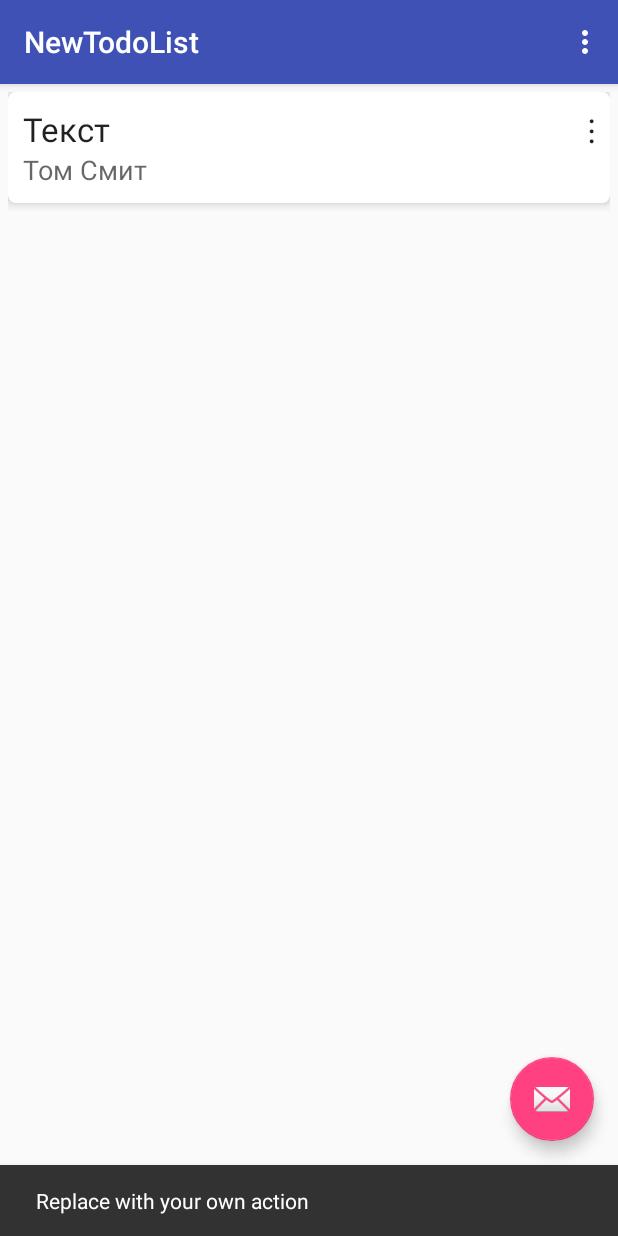
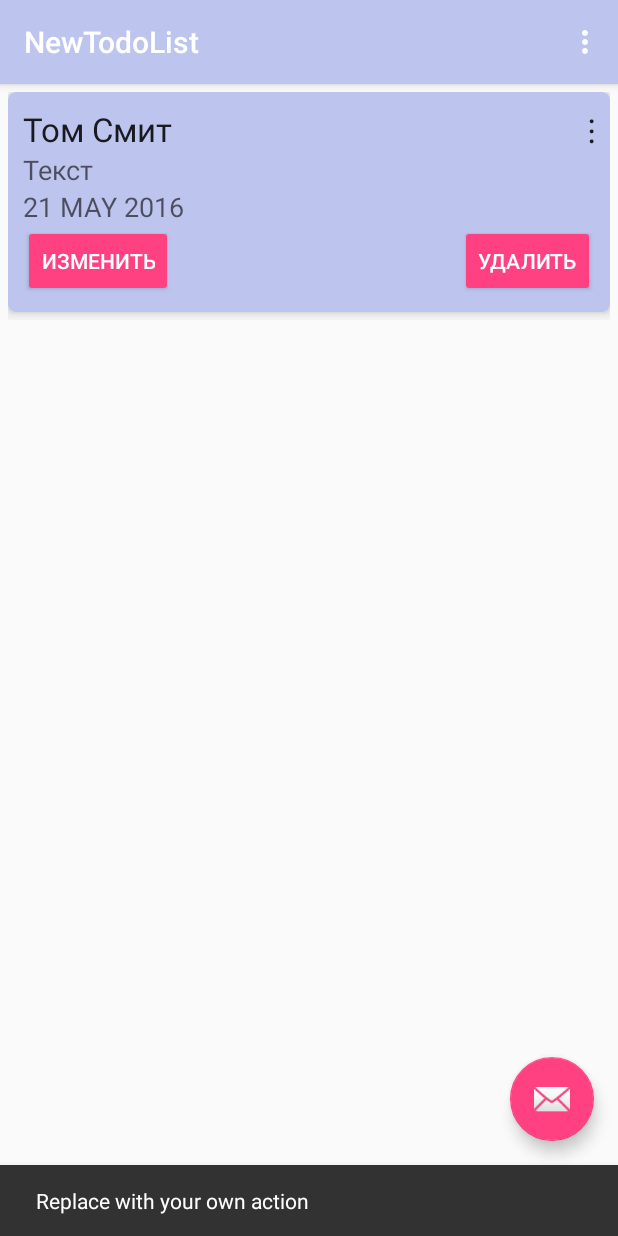
Before and after one commit to ultimatum424/NewTodoList, an Android app: the screen it shows after launch (MainActivity), after a tap on an icon or button, on a phone screen of 412 x 824 dp. Run offline under Robolectric (Android 15) with nearby library versions, the phone set to English and light mode, and no system bars; 1 other tap on this screen came first.

Commit message:
Add second CardView and sorting with SQL

```diff
--- a/app/src/main/java/com/example/ultim/newtodolist/DataBase/DatabaseAdapter.java
+++ b/app/src/main/java/com/example/ultim/newtodolist/DataBase/DatabaseAdapter.java
@@ -33,9 +33,13 @@ public class DatabaseAdapter {
     }
 
     private Cursor getAllEntries(){
+        String orderBy =  DatabaseHelper.COLUMN_IS_DONE + " DESC, " + DatabaseHelper.COLUMN_PRIORITY + " DESC, "
+                + DatabaseHelper.COLUMN_DATE + " DESC";
+
         String[] columns = new String[] {DatabaseHelper.COLUMN_ID, DatabaseHelper.COLUMN_TITLE, DatabaseHelper.COLUMN_TEXT,
                 DatabaseHelper.COLUMN_DATE, DatabaseHelper.COLUMN_PRIORITY, DatabaseHelper.COLUMN_IS_DONE};
-        return database.query(DatabaseHelper.TABLE, columns, null, null, null, null, null);
+
+        return database.query(DatabaseHelper.TABLE, columns, null, null, null, null, orderBy);
     }
 
     public List<TodoTask> getTodoTasks(){
--- a/app/src/main/java/com/example/ultim/newtodolist/MainActivity.java
+++ b/app/src/main/java/com/example/ultim/newtodolist/MainActivity.java
@@ -71,8 +71,8 @@ public class MainActivity extends AppCompatActivity {
 
         DatabaseAdapter adapter = new DatabaseAdapter(this);
         adapter.open();
-        //adapter.insert(new TodoTask(0, "Заголовок", "Текса", 21052016, "Высокий", 1));
-        adapter.delete(5);
+        //adapter.insert(new TodoTask(0, "Заголовок", "Текса", 21052016, "Высокий", 0));
+        //adapter.delete(5);
         List<TodoTask> mTasks = adapter.getTodoTasks();
         adapter.close();
         mAdapter = new RecyclerAdapter(mTasks, this);
--- a/app/src/main/java/com/example/ultim/newtodolist/RecyclerAdapter.java
+++ b/app/src/main/java/com/example/ultim/newtodolist/RecyclerAdapter.java
@@ -1,66 +1,107 @@
 package com.example.ultim.newtodolist;
 
 import android.content.Context;
+import android.support.v7.widget.CardView;
 import android.support.v7.widget.PopupMenu;
 import android.support.v7.widget.RecyclerView;
 import android.view.LayoutInflater;
 import android.view.MenuItem;
 import android.view.View;
 import android.view.ViewGroup;
+import android.widget.Button;
 import android.widget.TextView;
 
 import com.example.ultim.newtodolist.DataBase.TodoTask;
 
-import java.util.ArrayList;
 import java.util.List;
 
 /**
  * Created by Ultim on 14.04.2017.
  */
 
-public class RecyclerAdapter extends RecyclerView.Adapter<RecyclerAdapter.ViewHolder>{
+public class RecyclerAdapter extends RecyclerView.Adapter{
     private List<TodoTask> mListTask;
     private Context mContext;
+    private int mSelectPosition;
 
-    public static class ViewHolder extends RecyclerView.ViewHolder {
+    public RecyclerAdapter(List<TodoTask> mListTask, Context mContext) {
+        this.mListTask = mListTask;
+        this.mContext = mContext;
+        mSelectPosition = -1;
+    }
+
+    public static class ViewHolder1 extends RecyclerView.ViewHolder {
         TextView mTextText;
         TextView mTextTitle;
         TextView buttonViewOption;
+        CardView cardView1;
 
-
-        public ViewHolder(View itemView) {
+        public ViewHolder1(View itemView) {
             super(itemView);
             mTextText = (TextView) itemView.findViewById(R.id.info_text);
             mTextTitle = (TextView) itemView.findViewById(R.id.title_text);
             buttonViewOption = (TextView) itemView.findViewById(R.id.textViewOptions);
+            cardView1 = (CardView)itemView.findViewById(R.id.card_view);
         }
     }
 
-    public RecyclerAdapter(List<TodoTask> listAdapter, Context mContext)
-    {
-        mListTask = listAdapter;
-        this.mContext = mContext;
+    public static class ViewHolder2 extends RecyclerView.ViewHolder {
+        TextView mTextText;
+        TextView mTextTitle;
+        Button mEditBtn;
+        Button mDeleteBtn;
+        CardView cardView2;
+
+        public ViewHolder2(View itemView) {
+            super(itemView);
+            mTextText = (TextView) itemView.findViewById(R.id.info_text);
+            mTextTitle = (TextView) itemView.findViewById(R.id.title_text);
+            mEditBtn = (Button) itemView.findViewById(R.id.button_edit);
+            mDeleteBtn = (Button) itemView.findViewById(R.id.button_delete);
+            cardView2 = (CardView) itemView.findViewById(R.id.card_view2);
+        }
     }
 
     @Override
-    public RecyclerAdapter.ViewHolder onCreateViewHolder(ViewGroup parent, int viewType) {
-
-        View v = LayoutInflater.from(parent.getContext())
-                .inflate(R.layout.todo_list_item, parent, false);
-
-        ViewHolder vh = new ViewHolder(v);
-        return vh;
+    public int getItemViewType(int position) {
+        if (position == mSelectPosition){
+            return 1;
+        }else {
+            return 0;
+        }
     }
 
     @Override
-    public void onBindViewHolder(final ViewHolder holder, int position) {
-        holder.mTextText.setText(mListTask.get(position).getTitle());
-        holder.mTextTitle.setText(mListTask.get(position).getText());
+    public RecyclerView.ViewHolder onCreateViewHolder(ViewGroup parent, int viewType) {
+        View view;
+        switch (viewType) {
+            case 1:
+                view = LayoutInflater.from(parent.getContext()).inflate(R.layout.todo_list_item2, parent, false);
+                return new ViewHolder2(view);
+            default:
+                view = LayoutInflater.from(parent.getContext()).inflate(R.layout.todo_list_item1, parent, false);
+                return new ViewHolder1(view);
+        }
+    }
 
-        holder.buttonViewOption.setOnClickListener(new View.OnClickListener() {
+    @Override
+    public void onBindViewHolder(final RecyclerView.ViewHolder holder, final int position) {
+        TodoTask object = mListTask.get(position);
+        if (object != null) {
+            if (mSelectPosition != position) {
+                ((ViewHolder1) holder).mTextTitle.setText(object.getTitle());
+                ((ViewHolder1) holder).mTextText.setText(object.getText());
+                ((ViewHolder1) holder).cardView1.setOnClickListener(new View.OnClickListener() {
                     @Override
                     public void onClick(View v) {
-                PopupMenu popupMenu = new PopupMenu(mContext, holder.buttonViewOption);
+                        mSelectPosition = position;
+                        notifyItemChanged(position);
+                    }
+                });
+                ((ViewHolder1) holder).buttonViewOption.setOnClickListener(new View.OnClickListener() {
+                    @Override
+                    public void onClick(View v) {
+                        PopupMenu popupMenu = new PopupMenu(mContext, ((ViewHolder1) holder).buttonViewOption);
                         popupMenu.inflate(R.menu.options_menu);
                         popupMenu.setOnMenuItemClickListener(new PopupMenu.OnMenuItemClickListener() {
                             @Override
@@ -80,6 +121,21 @@ public class RecyclerAdapter extends RecyclerView.Adapter<RecyclerAdapter.ViewHo
                     }
                 });
             }
+            else {
+                ((ViewHolder2) holder).mTextTitle.setText(object.getTitle());
+                ((ViewHolder2) holder).mTextText.setText(object.getText());
+                ((ViewHolder2) holder).cardView2.setOnClickListener(new View.OnClickListener() {
+                    @Override
+                    public void onClick(View v) {
+                        mSelectPosition = -1;
+                        notifyItemChanged(position);
+                    }
+                });
+
+            }
+        }
+    }
+
 
     @Override
     public int getItemCount() {
--- a/app/src/main/res/layout/todo_list_item.xml
+++ b/app/src/main/res/layout/todo_list_item1.xml
@@ -34,8 +34,17 @@
                 android:layout_width="match_parent"
                 android:layout_height="wrap_content"
                 android:layout_below="@id/title_text"
+                android:maxLines="4"
                 android:text="Lorem ipsum dolor sit amet, consectetur adipiscing elit. Morbi molestie nisi dui. "
                 android:textAppearance="?android:textAppearanceMedium"/>
+
+            <TextView
+                android:id="@+id/date_text"
+                android:layout_width="match_parent"
+                android:layout_height="wrap_content"
+                android:layout_below="@id/info_text"
+                android:text="21 MAY 2016"
+                android:textAppearance="?android:textAppearanceMedium" />
 
             <TextView
                 android:id="@+id/textViewOptions"
--- /dev/null
+++ b/app/src/main/res/layout/todo_list_item2.xml
@@ -0,0 +1,79 @@
+<LinearLayout xmlns:android="http://schemas.android.com/apk/res/android"
+    xmlns:card_view="http://schemas.android.com/apk/res-auto"
+    xmlns:tools="http://schemas.android.com/tools"
+    android:layout_width="match_parent"
+    android:layout_height="wrap_content"
+    android:gravity="center"
+    android:orientation="vertical"
+    android:padding="5dp">
+    <!-- A CardView that contains a TextView -->
+    <android.support.v7.widget.CardView
+        android:id="@+id/card_view2"
+        android:layout_width="match_parent"
+        android:layout_height="wrap_content"
+        android:layout_gravity="center"
+        android:layout_marginBottom="5dp"
+        card_view:cardBackgroundColor="@color/colorPrimary"
+        card_view:cardCornerRadius="5dp"
+        card_view:cardElevation="5dp"
+        card_view:contentPadding="10dp">
+
+        <RelativeLayout
+            android:layout_width="match_parent"
+            android:layout_height="wrap_content"
+            android:orientation="vertical">
+
+            <TextView
+                android:id="@+id/title_text"
+                android:layout_width="match_parent"
+                android:layout_height="wrap_content"
+                android:text="Your Heading"
+                android:textAppearance="?android:textAppearanceLarge" />
+
+            <TextView
+                android:id="@+id/info_text"
+                android:layout_width="match_parent"
+                android:layout_height="wrap_content"
+                android:layout_below="@id/title_text"
+                android:text="Lorem ipsum dolor sit amet, consectetur adipiscing elit. Morbi molestie nisi dui."
+                android:textAppearance="?android:textAppearanceMedium" />
+
+            <TextView
+                android:id="@+id/date_text"
+                android:layout_width="match_parent"
+                android:layout_height="wrap_content"
+                android:layout_below="@id/info_text"
+                android:text="21 MAY 2016"
+                android:textAppearance="?android:textAppearanceMedium" />
+
+            <TextView
+                android:id="@+id/textViewOptions"
+                android:layout_width="wrap_content"
+                android:layout_height="wrap_content"
+                android:layout_alignParentRight="true"
+                android:layout_alignParentTop="true"
+                android:text="&#8942;"
+                android:textAppearance="?android:textAppearanceLarge" />
+
+            <Button
+                android:id="@+id/button_edit"
+                style="@style/Widget.AppCompat.Button.Colored"
+                android:layout_width="wrap_content"
+                android:layout_height="wrap_content"
+                android:layout_alignParentLeft="true"
+                android:layout_below="@+id/date_text"
+                android:text="Изменить" />
+
+            <Button
+                android:id="@+id/button_delete"
+                style="@style/Widget.AppCompat.Button.Colored"
+                android:layout_width="wrap_content"
+                android:layout_height="wrap_content"
+                android:layout_alignParentRight="true"
+                android:layout_below="@+id/date_text"
+                android:text="Удалить" />
+
+
+        </RelativeLayout>
+    </android.support.v7.widget.CardView>
+</LinearLayout>
--- a/app/src/main/res/values/colors.xml
+++ b/app/src/main/res/values/colors.xml
@@ -1,6 +1,6 @@
 <?xml version="1.0" encoding="utf-8"?>
 <resources>
-    <color name="colorPrimary">#3F51B5</color>
-    <color name="colorPrimaryDark">#303F9F</color>
+    <color name="colorPrimary">#bdc4ee</color>
+    <color name="colorPrimaryDark">#303f9f</color>
     <color name="colorAccent">#FF4081</color>
 </resources>
--- a/app/src/main/res/values/styles.xml
+++ b/app/src/main/res/values/styles.xml
@@ -1,7 +1,7 @@
 <resources>
 
     <!-- Base application theme. -->
-    <style name="AppTheme" parent="Theme.AppCompat.Light.DarkActionBar">
+    <style name="AppTheme" parent="Theme.AppCompat.Light.NoActionBar">
         <!-- Customize your theme here. -->
         <item name="colorPrimary">@color/colorPrimary</item>
         <item name="colorPrimaryDark">@color/colorPrimaryDark</item>
```
Lines whose indentation alone changed are shown as unchanged.
